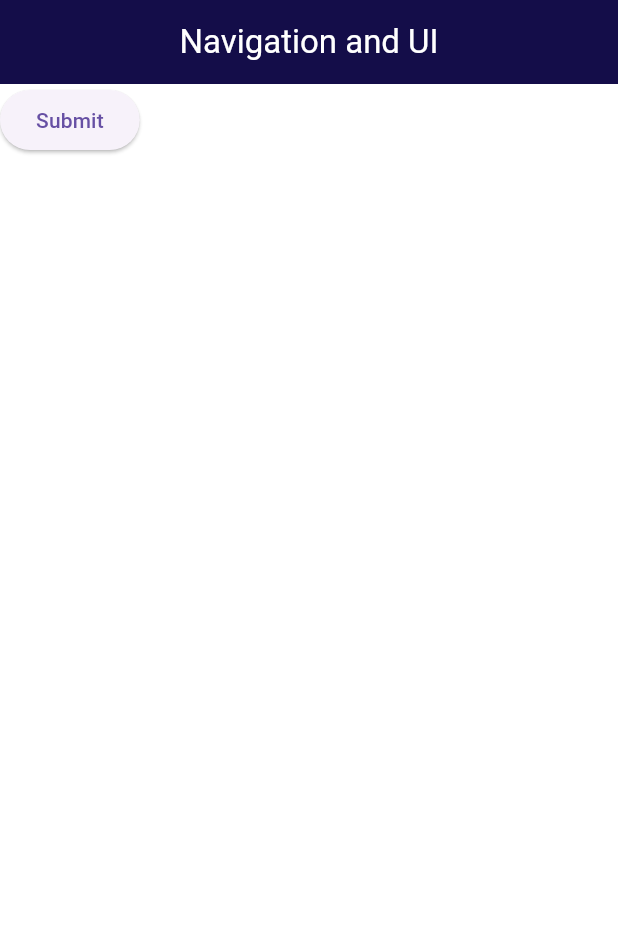
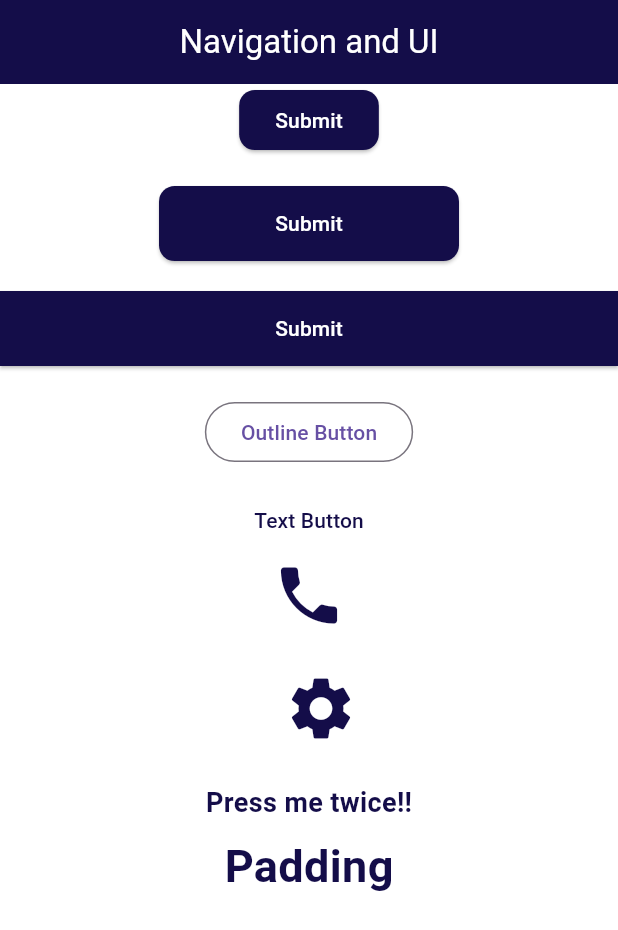
Before and after one commit to meherab-hossen-dev/flutter_1, a Flutter app: the screen it shows after launch, on a phone screen of 412 x 824 dp. Shown: the top 930 px of the screen. Run offline on Flutter 3.47's test engine with Material 3 defaults, Android fonts, the phone set to English and light mode, and no system bars.

Commit message:
navigation and ui

```diff
--- a/lib/app.dart
+++ b/lib/app.dart
@@ -1,6 +1,6 @@
 import 'package:flutter/material.dart';
 // import 'home.dart';
-import 'nav&ui.dart';
+import 'nav_and_ui.dart';
 
 class MyApp extends StatelessWidget {
 
--- a/lib/nav&ui.dart
+++ /dev/null
@@ -1,27 +0,0 @@
-import'package:flutter/material.dart';
-
-class Nav extends StatelessWidget {
-  const Nav({super.key});
-
-  @override
-  Widget build(BuildContext context) {
-    return Scaffold(
-      backgroundColor: Colors.white,
-      appBar: AppBar(
-
-        title: Text('Navigation and UI', style: TextStyle(
-          color: Colors.white,
-        )),
-        centerTitle: true,
-        backgroundColor: Color.fromRGBO(20, 13, 73, 1.0),
-      ),
-      body: Column(
-
-        children: [
-
-          ElevatedButton(onPressed: () {}, child: Text('Submit'))
-        ],
-      ),
-    );
-  }
-}
--- /dev/null
+++ b/lib/nav_and_ui.dart
@@ -0,0 +1,160 @@
+import 'package:flutter/material.dart';
+
+class Nav extends StatelessWidget {
+  const Nav({super.key});
+
+  @override
+  Widget build(BuildContext context) {
+    return Scaffold(
+      backgroundColor: Colors.white,
+      appBar: AppBar(
+
+        title: Text('Navigation and UI', style: TextStyle(
+          color: Colors.white,
+        )),
+        centerTitle: true,
+        backgroundColor: Color.fromRGBO(20, 13, 73, 1.0),
+      ),
+      body: SingleChildScrollView(
+        child: Center(
+          child: Column(
+
+            mainAxisAlignment: MainAxisAlignment.center,
+            children: [
+
+              ElevatedButton(
+                  style: ElevatedButton.styleFrom(
+
+                    backgroundColor: Color.fromRGBO(20, 13, 73, 1.0),
+                    foregroundColor: Colors.white,
+                    shape: RoundedRectangleBorder(
+                      borderRadius: BorderRadius.circular(10.5),
+                    )
+                  ),
+                  onPressed: () {
+
+                print('Submit button pressed!');
+              }, child: Text('Submit')),
+
+              SizedBox(
+                  height: 20
+              ),
+
+              SizedBox(
+
+                height: 50,
+                width: 200,
+                child: ElevatedButton(
+                    style: ElevatedButton.styleFrom(
+
+                        backgroundColor: Color.fromRGBO(20, 13, 73, 1.0),
+                        foregroundColor: Colors.white,
+                        shape: RoundedRectangleBorder(
+                          borderRadius: BorderRadius.circular(10.5),
+                        )
+                    ),
+                    onPressed: () {
+
+                      print('Submit button pressed!');
+                    }, child: Text('Submit')),
+              ),
+
+              SizedBox(
+                height: 20
+              ),
+
+              SizedBox(
+
+                height: 50,
+                width: double.infinity,
+                child: ElevatedButton(
+                    style: ElevatedButton.styleFrom(
+
+                        backgroundColor: Color.fromRGBO(20, 13, 73, 1.0),
+                        foregroundColor: Colors.white,
+                        shape: RoundedRectangleBorder(
+                          borderRadius: BorderRadius.circular(0),
+                        )
+                    ),
+                    onPressed: () {
+
+                      print('Submit button pressed!');
+                    }, child: Text('Submit')),
+              ),
+
+              SizedBox(
+                  height: 20
+              ),
+
+              OutlinedButton(onPressed: () {
+
+                print('Outline button pressed!');
+              }, child: Text('Outline Button')),
+
+              SizedBox(
+                  height: 10
+              ),
+
+              SizedBox(
+                height: 50,
+                width: 100,
+                child: TextButton(
+                    style: TextButton.styleFrom(
+                      foregroundColor: Color.fromRGBO(20, 13, 73, 1.0),
+                      // This changes the text color
+                    ),
+                    onPressed: () {
+
+                  print('Text Button pressed!');
+                }, child: Text('Text Button')),
+              ),
+
+              Icon(Icons.phone,
+
+                size: 50,
+                color: Color.fromRGBO(20, 13, 73, 1.0),
+              ),
+
+              SizedBox(
+                height: 100,
+                width: 50,
+                child: IconButton(onPressed: () {
+
+                  print('Settings icon pressed');
+                }, icon: Icon(Icons.settings,
+
+                  size: 50,
+                  color: Color.fromRGBO(20, 13, 73, 1.0)
+                )),
+              ),
+
+              GestureDetector(
+
+                onDoubleTap: () {
+
+                  print('This text has been pressed twice');
+                },
+                child: Text('Press me twice!!', style: TextStyle(
+                    color: Color.fromRGBO(20, 13, 73, 1.0),
+                    fontSize: 18,
+                    fontWeight: FontWeight.bold,
+                  ),
+                ),
+              ),
+
+              Padding(
+                padding: EdgeInsets.all(8.0),
+                child: Text('Padding', style: TextStyle(
+                  color: Color.fromRGBO(20, 13, 73, 1.0),
+                  fontSize: 30,
+                  fontWeight: FontWeight.bold,
+                ),
+                ),
+              ),
+            ],
+          ),
+        ),
+      ),
+    );
+  }
+}
```
